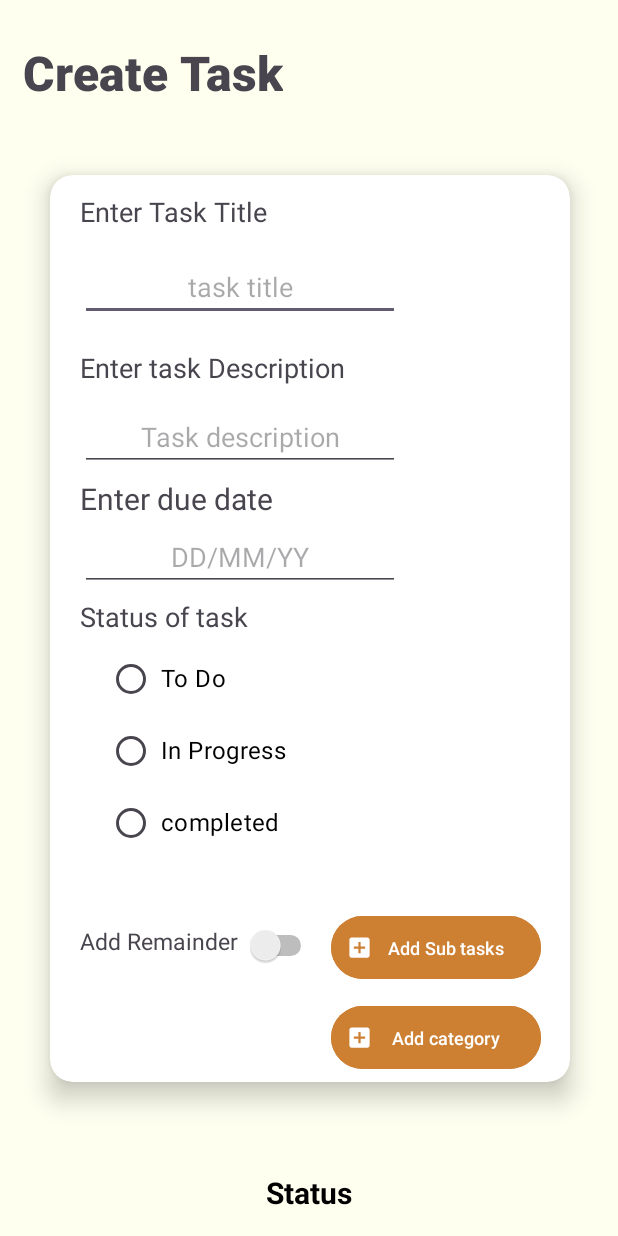
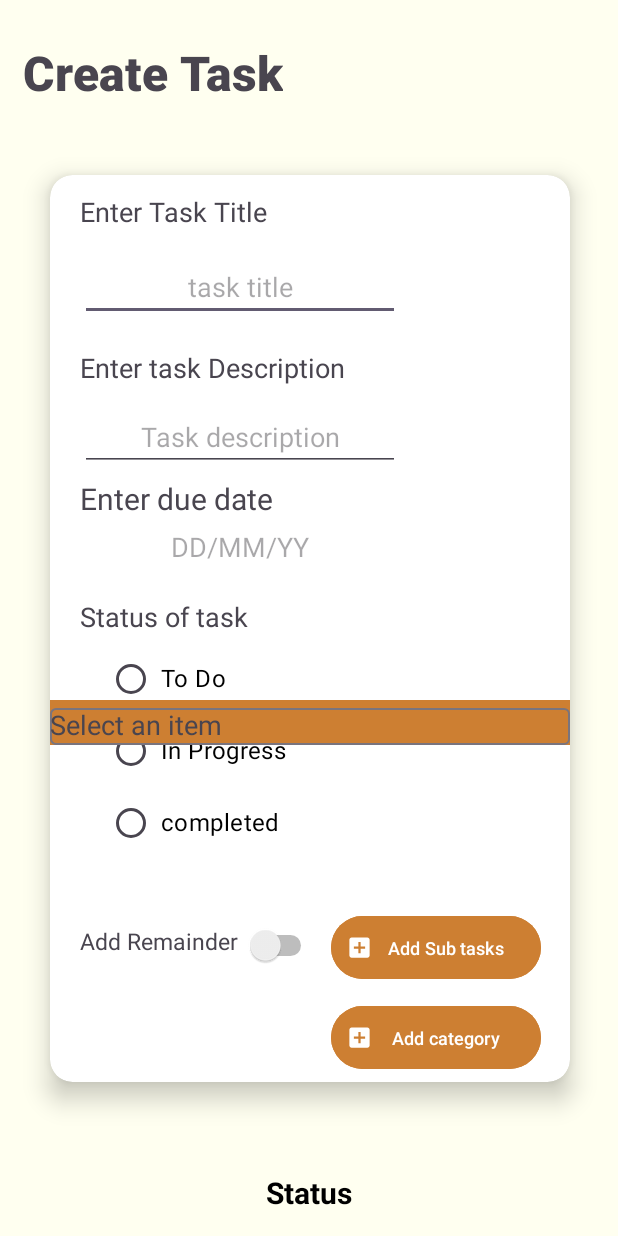
Before and after one commit to singhaditi2004/Task-Manager, an Android app: the create screen opened directly, with no data from a screen before it, on a phone screen of 412 x 824 dp. Run offline under Robolectric (Android 15) with nearby library versions, the phone set to English and light mode, and no system bars; Roboto replaces fonts that are not available here.

Commit message:
dropdown added

```diff
--- a/app/src/main/java/com/example/taskmanager/create.java
+++ b/app/src/main/java/com/example/taskmanager/create.java
@@ -1,11 +1,16 @@
 package com.example.taskmanager;
 
+import android.app.DatePickerDialog;
 import android.content.Intent;
 import android.os.Bundle;
 import android.view.View;
+import android.widget.ArrayAdapter;
+import android.widget.AutoCompleteTextView;
 import android.widget.Button;
 import android.widget.CompoundButton;
+import android.widget.DatePicker;
 import android.widget.Switch;
+import android.widget.TextView;
 
 import androidx.activity.EdgeToEdge;
 import androidx.appcompat.app.AppCompatActivity;
@@ -15,9 +20,13 @@ import androidx.core.view.WindowInsetsCompat;
 import androidx.fragment.app.FragmentManager;
 import androidx.fragment.app.FragmentTransaction;
 
+import java.util.Calendar;
+import java.util.Locale;
+
 public class create extends AppCompatActivity {
     private Switch switchView;
     Button sub,category;
+    TextView date;
     @Override
     protected void onCreate(Bundle savedInstanceState) {
         super.onCreate(savedInstanceState);
@@ -60,12 +69,50 @@ public class create extends AppCompatActivity {
                 transaction.commit();
             }
         });
+        String[] dropdownItems = {"Item 1", "Item 2", "Item 3", "Item 4", "Item 5"};
+        AutoCompleteTextView autoCompleteTextView = findViewById(R.id.autoCompleteTextView);
+        ArrayAdapter<String> adapter = new ArrayAdapter<>(this, android.R.layout.simple_dropdown_item_1line, dropdownItems);
+        autoCompleteTextView.setAdapter(adapter);
 
 
+        date=findViewById(R.id.due);
+                date.setOnClickListener(new View.OnClickListener() {
+            @Override
+            public void onClick(View v) {
+                openDatePicker();
+
+            }
+        });
         ViewCompat.setOnApplyWindowInsetsListener(findViewById(R.id.main), (v, insets) -> {
             Insets systemBars = insets.getInsets(WindowInsetsCompat.Type.systemBars());
             v.setPadding(systemBars.left, systemBars.top, systemBars.right, systemBars.bottom);
             return insets;
         });
     }
+    public void openDatePicker() {
+        // Get today's date
+        Calendar calendar = Calendar.getInstance();
+        int year = calendar.get(Calendar.YEAR);
+        int month = calendar.get(Calendar.MONTH);
+        int day = calendar.get(Calendar.DAY_OF_MONTH);
+
+        DatePickerDialog datePickerDialog = new DatePickerDialog(create.this, new DatePickerDialog.OnDateSetListener() {
+            @Override
+            public void onDateSet(DatePicker datePicker, int year, int month, int day) {
+                // Month is 0-based, so add 1 to get the correct month
+                month += 1;
+                // Format the selected date
+                String selectedDate = String.format(Locale.getDefault(), "%02d/%02d/%02d", day, month, year % 100);
+                // Showing the picked value in the textView
+                date.setText(selectedDate);
+            }
+        }, year, month, day);
+
+        // Set the minimum date to today's date
+        datePickerDialog.getDatePicker().setMinDate(calendar.getTimeInMillis());
+
+        // Show the date picker dialog
+        datePickerDialog.show();
+    }
+
 }
--- a/app/src/main/res/layout/activity_create.xml
+++ b/app/src/main/res/layout/activity_create.xml
@@ -104,16 +104,16 @@
             android:text="@string/enter_due_date"
             android:textSize="20sp" />
 
-        <EditText
+        <TextView
             android:id="@+id/due"
             android:layout_width="wrap_content"
             android:layout_height="wrap_content"
             android:layout_marginStart="20dp"
-            android:layout_marginTop="232dp"
+            android:layout_marginTop="235dp"
             android:ems="10"
             android:gravity="center"
             android:hint="@string/dd_mm_yy"
-            android:inputType="date" />
+            android:textSize="18sp"/>
 
         <TextView
             android:id="@+id/status"
@@ -166,6 +166,24 @@
 
         </RadioGroup>
 
+        <com.google.android.material.textfield.TextInputLayout
+            android:id="@+id/textInputLayout"
+            android:layout_width="match_parent"
+            android:layout_height="wrap_content"
+            android:background="@color/brown"
+            android:layout_marginTop="350dp"
+            app:layout_constraintTop_toBottomOf="@id/fragment_container"
+            app:layout_constraintStart_toStartOf="parent"
+            app:layout_constraintEnd_toEndOf="parent">
+
+            <AutoCompleteTextView
+                android:id="@+id/autoCompleteTextView"
+
+                android:layout_width="match_parent"
+                android:layout_height="wrap_content"
+                android:hint="Select an item" />
+
+        </com.google.android.material.textfield.TextInputLayout>
 
         <TextView
             android:layout_width="wrap_content"
@@ -237,4 +255,6 @@
         app:layout_constraintBottom_toBottomOf="parent"
         android:layout_marginTop="50dp"
         android:layout_marginBottom="50dp"/>
+
+
 </androidx.constraintlayout.widget.ConstraintLayout>
```
